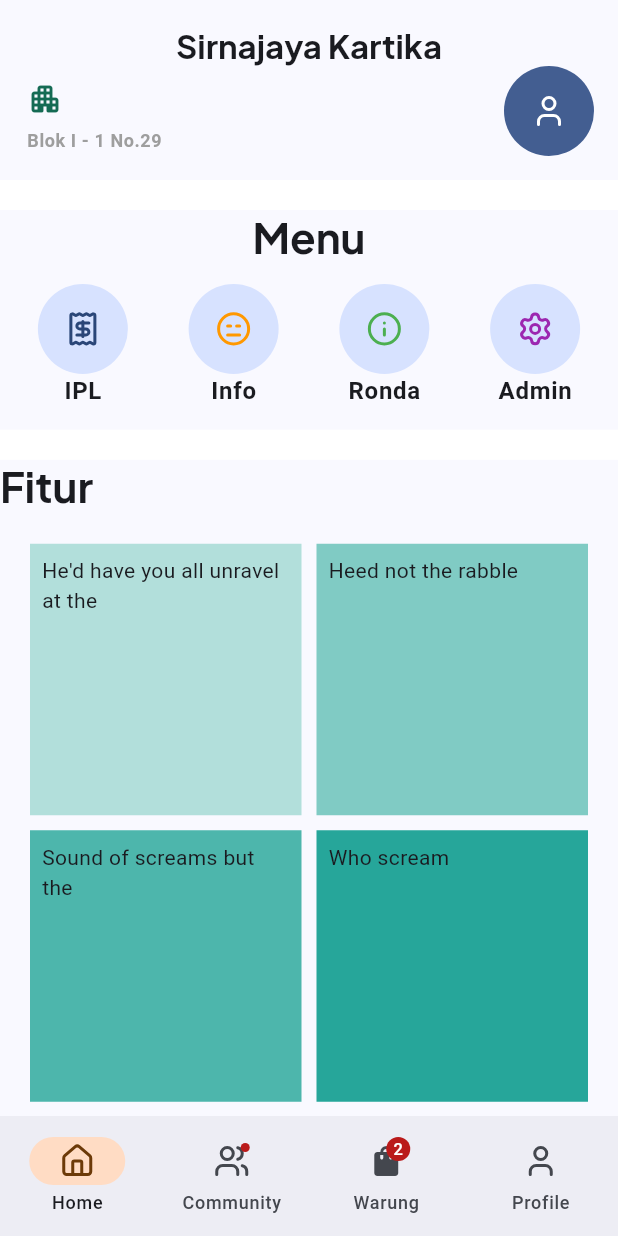
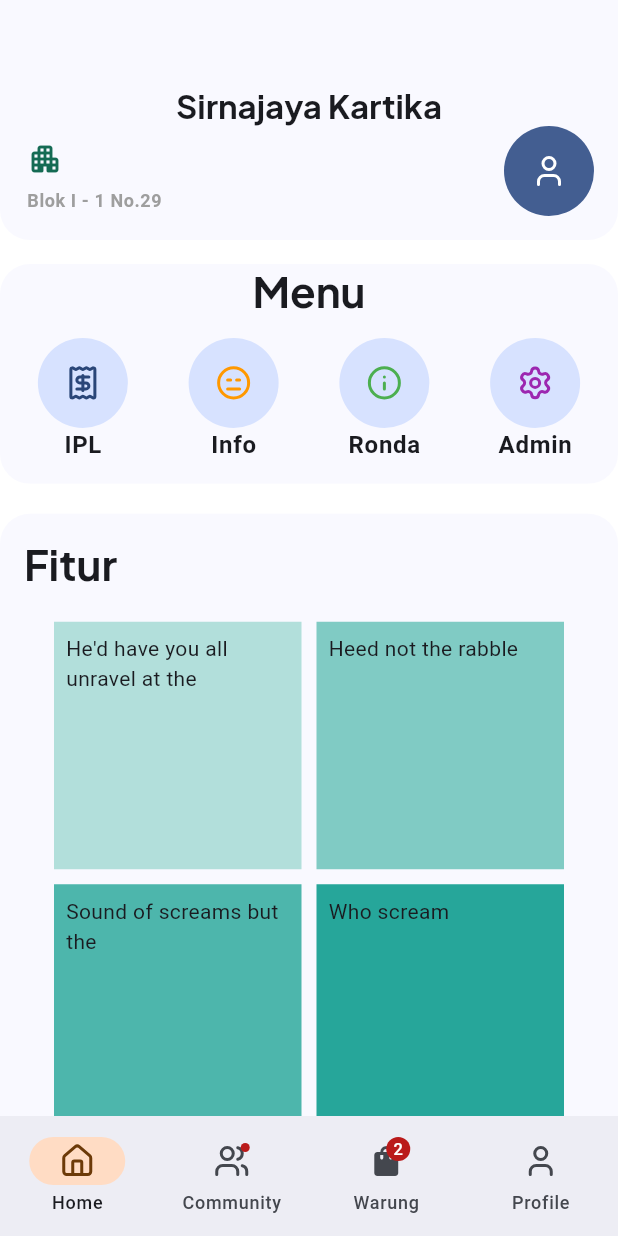
Before and after one commit to IKHINtech/sirnawa-mobile, a Flutter app: the HomeScreen screen opened by its route, on a phone screen of 412 x 824 dp. Run offline on Flutter 3.47's test engine with Material 3 defaults, Android fonts, the phone set to English and light mode, and no system bars; our stand-ins replace dio, flutter_dotenv, freezed_annotation, go_router, google_fonts, lucide_icons and 1 more; accounts and stored records are empty; network calls fail; Roboto replaces fonts that are missing (Merriweather Sans).

Commit message:
[update] update home screen

```diff
--- a/lib/ui/home/widgets/home_screen.dart
+++ b/lib/ui/home/widgets/home_screen.dart
@@ -33,21 +33,32 @@ class _HomeScreenState extends State<HomeScreen> {
   Widget build(BuildContext context) {
     final viewmodel = context.watch<HomeViewmodel>();
     return Scaffold(
-      body: SafeArea(
-        child: SingleChildScrollView(
+      backgroundColor: Colors.white,
+      body: SingleChildScrollView(
         child: Column(
           mainAxisAlignment: MainAxisAlignment.start,
           crossAxisAlignment: CrossAxisAlignment.start,
           children: [
-              Padding(
-                padding: const EdgeInsets.all(16.0),
+            Container(
+              color: Theme.of(context).colorScheme.surface,
+              height: kToolbarHeight,
+            ),
+            Container(
+              decoration: BoxDecoration(
+                borderRadius: BorderRadius.only(
+                  bottomLeft: Radius.circular(20),
+                  bottomRight: Radius.circular(20),
+                ),
+                color: Theme.of(context).colorScheme.surface,
+              ),
+              padding: const EdgeInsets.only(bottom: 16.0, left: 16, right: 16),
               child: Column(
                 children: [
                   Text(
                     "Sirnajaya Kartika",
-                  style: Theme.of(
-                    context,
-                  ).textTheme.titleLarge!.copyWith(fontWeight: FontWeight.bold),
+                    style: Theme.of(context).textTheme.titleLarge!.copyWith(
+                      fontWeight: FontWeight.bold,
+                    ),
                   ),
                   Row(
                     children: [
@@ -62,11 +73,13 @@ class _HomeScreenState extends State<HomeScreen> {
                                 children: [
                                   Icon(
                                     Icons.apartment_rounded,
-                                  color: Theme.of(context).colorScheme.tertiary,
+                                    color:
+                                        Theme.of(context).colorScheme.tertiary,
                                   ),
                                   SizedBox(width: 8),
                                   Column(
-                                  crossAxisAlignment: CrossAxisAlignment.start,
+                                    crossAxisAlignment:
+                                        CrossAxisAlignment.start,
                                     children: [
                                       Text(
                                         viewmodel.user?.resident?.name ?? "-",
@@ -77,9 +90,12 @@ class _HomeScreenState extends State<HomeScreen> {
                                         ),
                                       ),
                                       Text(
-                                      viewmodel.user?.role.toUpperCase() ?? "-",
+                                        viewmodel.user?.role.toUpperCase() ??
+                                            "-",
                                         style:
-                                          Theme.of(context).textTheme.bodySmall,
+                                            Theme.of(
+                                              context,
+                                            ).textTheme.bodySmall,
                                       ),
                                     ],
                                   ),
@@ -101,21 +117,31 @@ class _HomeScreenState extends State<HomeScreen> {
                       CircleAvatar(
                         backgroundColor: Theme.of(context).colorScheme.primary,
                         radius: 30,
-                      child: const Icon(LucideIcons.user, color: Colors.white),
+                        child: const Icon(
+                          LucideIcons.user,
+                          color: Colors.white,
+                        ),
                       ),
                     ],
                   ),
                 ],
               ),
             ),
-
-              Container(height: 20, color: Colors.white,),
+            SizedBox(height: 16),
+            Container(
+              decoration: BoxDecoration(
+                borderRadius: BorderRadius.all(
+                  Radius.circular(20),
+                ),
+                color: Theme.of(context).colorScheme.surface,
+              ),
+              child: Column(
+                children: [
                   Center(
                     child: Text(
                       "Menu",
-                  style: Theme.of(context).textTheme.headlineMedium!.copyWith(
-                    fontWeight: FontWeight.bold,
-                  ),
+                      style: Theme.of(context).textTheme.headlineMedium!
+                          .copyWith(fontWeight: FontWeight.bold),
                     ),
                   ),
                   GridView.count(
@@ -194,7 +220,22 @@ class _HomeScreenState extends State<HomeScreen> {
                       ),
                     ],
                   ),
-              Container(height: 20, color: Colors.white,),
+                ],
+              ),
+            ),
+            Container(height: 20, color: Colors.white),
+            Container(
+              padding: const EdgeInsets.all(16),
+              decoration: BoxDecoration(
+                borderRadius: BorderRadius.all(
+                   Radius.circular(20),
+                ),
+                color: Theme.of(context).colorScheme.surface,
+              ),
+              child: Column(
+                mainAxisAlignment: MainAxisAlignment.start ,
+                crossAxisAlignment: CrossAxisAlignment.start,
+                children: [
                   Text(
                     "Fitur",
                     style: Theme.of(context).textTheme.headlineMedium!.copyWith(
@@ -244,6 +285,8 @@ class _HomeScreenState extends State<HomeScreen> {
                 ],
               ),
             ),
+          ],
+        ),
       ),
       bottomNavigationBar: NavigationBar(
         onDestinationSelected: (int index) {
```
Lines whose indentation alone changed are shown as unchanged.
